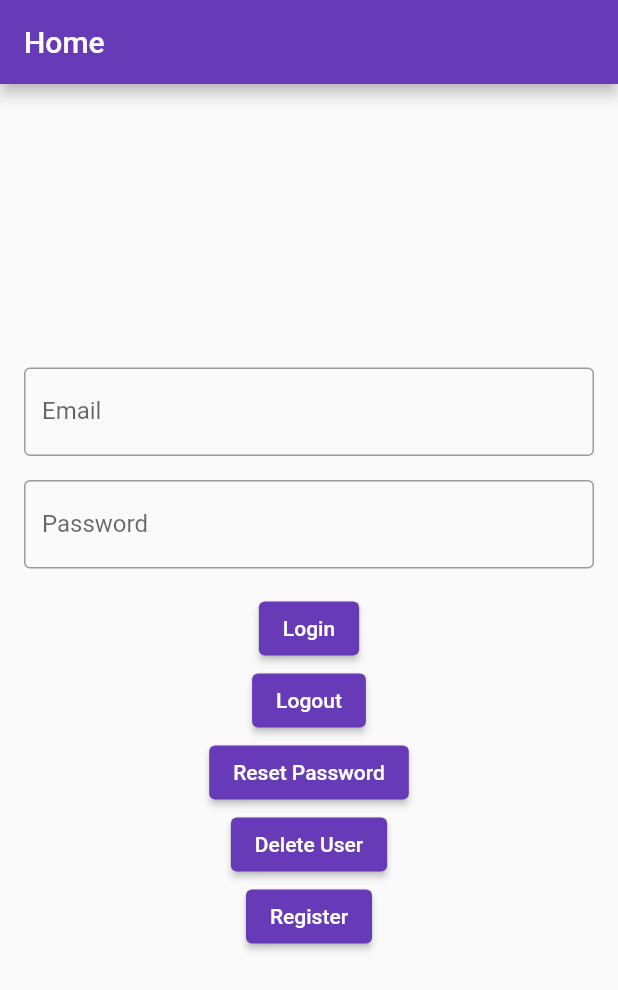
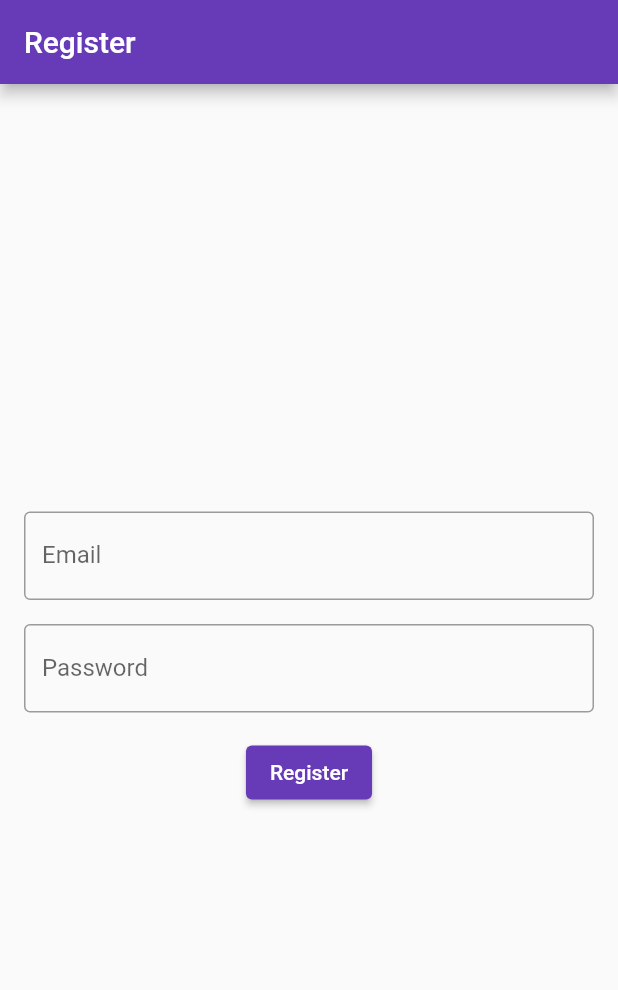
Before and after one commit to ShlokBharadwaj/no-notes, a Flutter app: the screen it shows after launch, after a tap on "Register", on a phone screen of 412 x 824 dp. Shown: the top 990 px of the screen. Run offline on Flutter 3.47's test engine with Material 2 defaults, Android fonts, the phone set to English and light mode, and no system bars; our stand-ins replace firebase_auth, firebase_core; accounts and stored records are empty; generated files the repository leaves out were written again; network calls fail.

Commit message:
Add: Route for Register page from Login/Login Page

```diff
--- a/lib/views/login_view.dart
+++ b/lib/views/login_view.dart
@@ -133,7 +133,14 @@ class _LoginViewState extends State<LoginView> {
                 }
               },
               child: const Text('Delete User')),
-          ElevatedButton(onPressed: () async {}, child: const Text("Register"))
+          ElevatedButton(
+              onPressed: () {
+                Navigator.of(context).pushNamedAndRemoveUntil(
+                  '/register',
+                  (route) => false,
+                );
+              },
+              child: const Text("Register"))
         ],
       ),
     );
--- a/lib/views/register_view.dart
+++ b/lib/views/register_view.dart
@@ -28,7 +28,9 @@ class _RegisterViewState extends State<RegisterView> {
 
   @override
   Widget build(BuildContext context) {
-    return Padding(
+    return Scaffold(
+      appBar: AppBar(title: const Text("Register")),
+      body: Padding(
         padding: const EdgeInsets.all(16.0),
         child: Column(
           mainAxisAlignment: MainAxisAlignment.center,
@@ -77,6 +79,7 @@ class _RegisterViewState extends State<RegisterView> {
             ),
           ],
         ),
+      ),
     );
   }
 }
```
Lines whose indentation alone changed are shown as unchanged.
